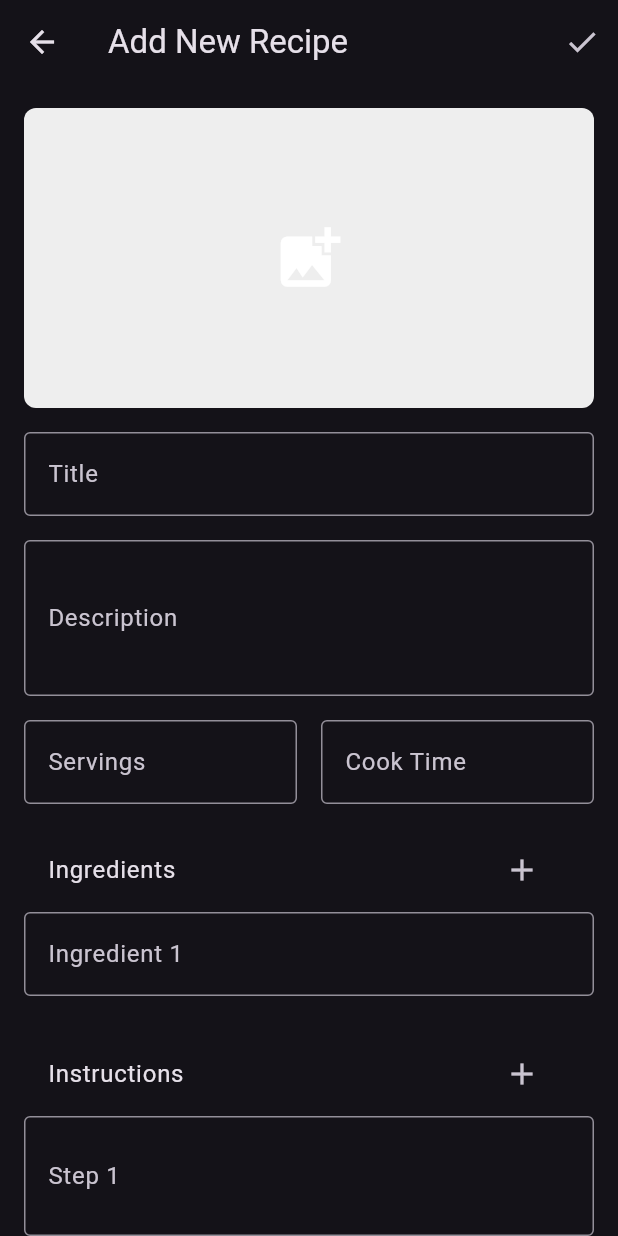
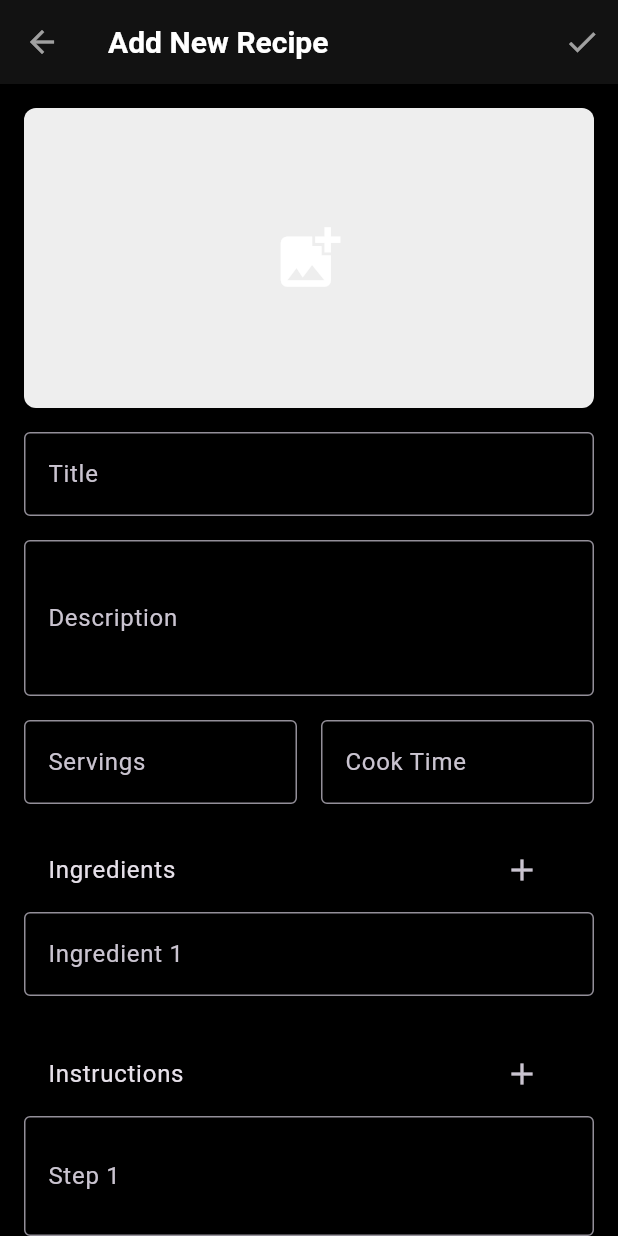
Before and after one commit to kappall/whatfood, a Flutter app: the screen it shows once a user with an empty profile is signed in, item 2 of the bottom bar chosen, after a tap on the "add" icon, on a phone screen of 412 x 824 dp. Run offline on Flutter 3.47's test engine with Material 3 defaults, Android fonts, the phone set to English and light mode, and no system bars; our stand-ins replace camera, cloud_firestore, dotted_border, file_picker, firebase_auth, firebase_core and 8 more; missing offline and left inert: google_mlkit_barcode_scanning, google_mlkit_commons; accounts and stored records are empty.

Commit message:
style: style changes

```diff
--- a/lib/core/common/bounce_icon.dart
+++ b/lib/core/common/bounce_icon.dart
@@ -19,10 +19,10 @@ class BounceIconButton extends StatefulWidget {
   });
 
   @override
-  _BounceIconButtonState createState() => _BounceIconButtonState();
+  BounceIconButtonState createState() => BounceIconButtonState();
 }
 
-class _BounceIconButtonState extends State<BounceIconButton> {
+class BounceIconButtonState extends State<BounceIconButton> {
   double _scale = 1.0;
   late bool _isActive;
 
--- a/lib/core/common/post_card_for_list.dart
+++ b/lib/core/common/post_card_for_list.dart
@@ -101,7 +101,6 @@ class PostCard extends ConsumerWidget {
   Widget build(BuildContext context, WidgetRef ref) {
     final isTypeImage = post.type == "image";
     final isTypeText = post.type == "text";
-    final theme = Theme.of(context).bottomNavigationBarTheme;
     final user = ref.watch(userProvider)!;
     return Column(
       children: [
--- a/lib/core/common/recipe_card.dart
+++ b/lib/core/common/recipe_card.dart
@@ -2,7 +2,6 @@ import 'package:flutter/material.dart';
 import 'package:flutter_riverpod/flutter_riverpod.dart';
 import 'package:routemaster/routemaster.dart';
 import 'package:whatfood/button_styles.dart';
-import 'package:whatfood/features/auth/controller/auth_controller.dart';
 import 'package:whatfood/features/recipes/controller/recipe_controller.dart';
 import 'package:whatfood/features/recipes/widgets/show_recipe_modal.dart';
 import 'package:whatfood/models/recipe_model.dart';
--- a/lib/features/home/views/home_view.dart
+++ b/lib/features/home/views/home_view.dart
@@ -165,7 +165,7 @@ class _HomeViewState extends ConsumerState<HomeView>
         onPressed: () {
           Routemaster.of(context).push('/home/add_post');
         },
-        backgroundColor: Colors.grey,
+        backgroundColor: Colors.green,
         child: const Icon(
           Icons.add,
           color: Colors.white,
--- a/lib/features/home/widgets/home_post_card.dart
+++ b/lib/features/home/widgets/home_post_card.dart
@@ -110,7 +110,7 @@ class HomePostCard extends ConsumerWidget {
     final theme = Theme.of(context);
     final usernameAsync = ref.watch(userNameProvider(post.uid));
     final userPicAsync = ref.watch(userPicProvider(post.uid));
-
+    final user = ref.watch(userProvider);
     return GestureDetector(
       onDoubleTap: () => likeOrUnlikePost(ref),
       child: Stack(
--- a/lib/features/scanner/widgets/add_product_dialog.dart
+++ b/lib/features/scanner/widgets/add_product_dialog.dart
@@ -30,7 +30,6 @@ class _AddProductDialogState extends ConsumerState<AddProductDialog> {
     final totalGramsDouble = widget.totalGrams.toDouble();
     final ratio = quantity / totalGramsDouble;
 
-    // Filter and adjust only the essential nutritional values
     final filteredNutritionalValues = Map<String, dynamic>.fromEntries(
       NutritionTable.essentialKeys
           .where((key) => widget.nutritionalValues.containsKey(key))
--- a/lib/features/scanner/widgets/detection_toggle.dart
+++ b/lib/features/scanner/widgets/detection_toggle.dart
@@ -2,7 +2,7 @@ import 'package:flutter/material.dart';
 import 'package:image_picker/image_picker.dart';
 
 class DetectionToggle extends StatelessWidget {
-  final onPressed;
+  final Function onPressed;
   const DetectionToggle({super.key, required this.onPressed});
 
   @override
--- a/lib/main.dart
+++ b/lib/main.dart
@@ -47,7 +47,7 @@ class _MyAppState extends ConsumerState<MyApp> {
           data: (user) => MaterialApp.router(
             debugShowCheckedModeBanner: false,
             title: 'Whatfood',
-            theme: ThemeData.dark(),
+            theme: darkTheme,
             routerDelegate: RoutemasterDelegate(routesBuilder: (context) {
               if (user == null) return loggedOutRoute;
               if (!user.emailVerified) {
--- a/lib/pages/start_page.dart
+++ b/lib/pages/start_page.dart
@@ -175,7 +175,7 @@ class _MainPageState extends State<MainPage> {
           body: _pages[_selectedIndex],
           backgroundColor: Colors.black,
           bottomNavigationBar: SizedBox(
-            height: 50, // Regola l'altezza a tuo piacimento
+            height: 50,
             child: BottomNavigationBar(
               iconSize: 28,
               items: const [
```
Also changed, not shown: lib/core/common/report_card.dart (+1 -14 lines), lib/theme/theme.dart (+0 -12 lines).
